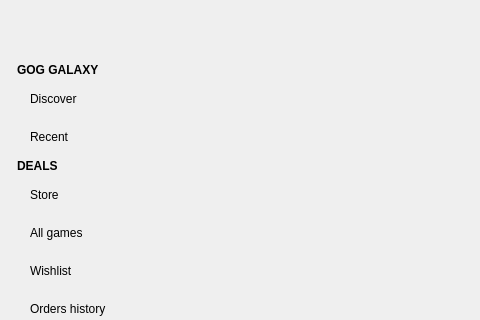
The window that windows/mainwindow.ui (pamugk/nebulae-qt) describes before a commit, drawn with Qt 5; both pictures show x 0 to 480 and y 0 to 320 of the 1024 by 768 pixel window.
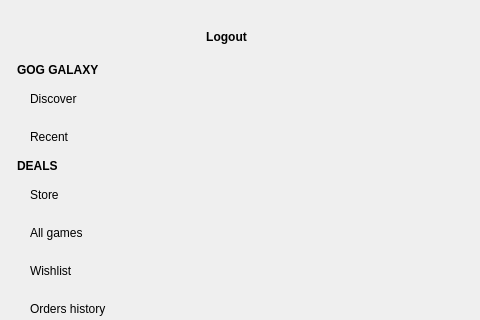
The same window after the commit. Icons and pictures are not drawn.

Patch:
```diff
--- a/windows/mainwindow.ui
+++ b/windows/mainwindow.ui
@@ -185,6 +185,21 @@
             </property>
            </widget>
           </item>
+          <item>
+           <widget class="QPushButton" name="logoutButton">
+            <property name="font">
+             <font>
+              <bold>true</bold>
+             </font>
+            </property>
+            <property name="text">
+             <string>Logout</string>
+            </property>
+            <property name="flat">
+             <bool>true</bool>
+            </property>
+           </widget>
+          </item>
           <item>
            <widget class="QPushButton" name="actionButton">
             <property name="sizePolicy">
```
